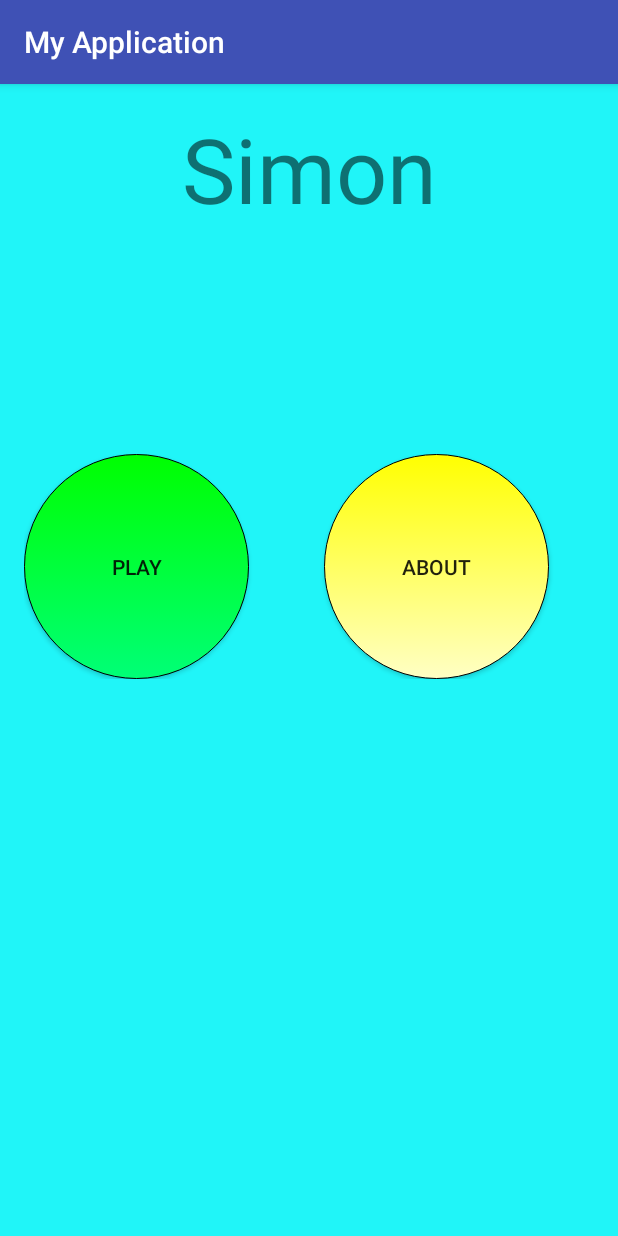
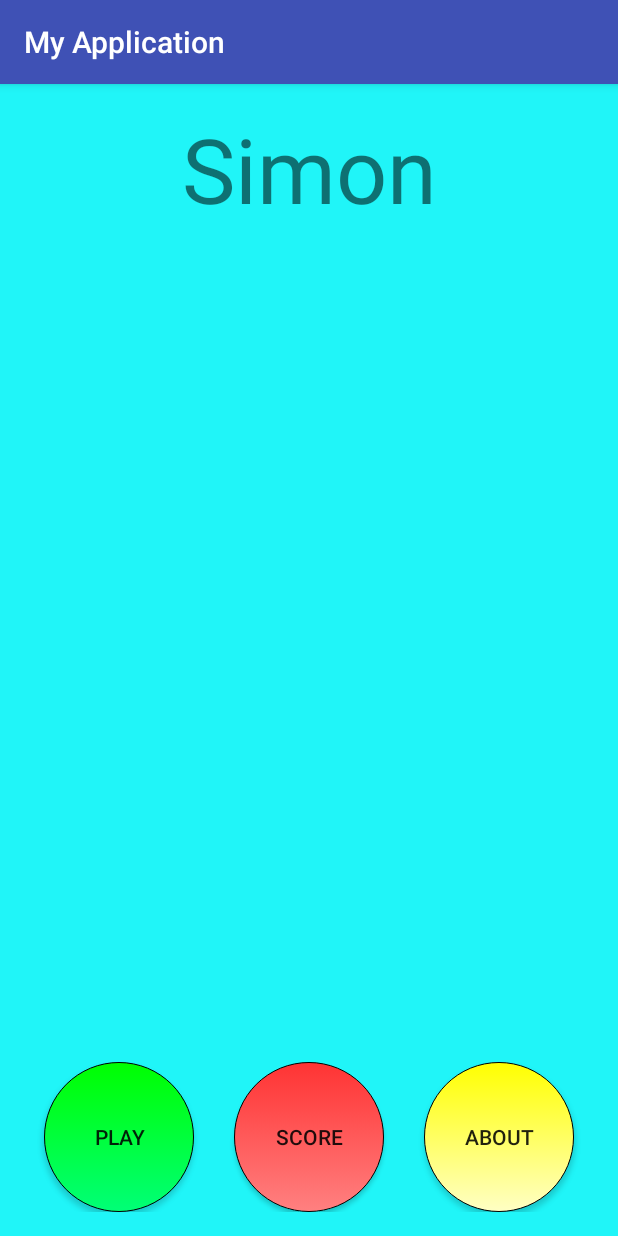
Before and after one commit to Rivalremi/Appz, an Android app: the screen it shows after launch (MainMenu), on a phone screen of 412 x 824 dp. Run offline under Robolectric (Android 15) with nearby library versions, the phone set to English and light mode, and no system bars.

Commit message:
- fixed game mechanics  - rearranged game buttons  - added to high score button in main menu.  - got a sudden realization  - got invaded by dog

```diff
--- a/app/src/main/java/com/example/admin/myapplication/MainMenu.java
+++ b/app/src/main/java/com/example/admin/myapplication/MainMenu.java
@@ -4,13 +4,18 @@ package com.example.admin.myapplication;
 import android.content.Intent;
 import android.support.v7.app.AppCompatActivity;
 import android.os.Bundle;
+import android.transition.TransitionManager;
 import android.view.View;
+import android.view.animation.AnimationUtils;
+import android.view.animation.TranslateAnimation;
+import android.widget.Button;
 import android.widget.TextView;
 
 public class MainMenu extends AppCompatActivity {
 
     Intent toAbout;
     Intent toGame;
+    Intent toHighScore;
     TextView Title;
 
     @Override
@@ -19,6 +24,7 @@ public class MainMenu extends AppCompatActivity {
         setContentView(R.layout.activity_main_menu);
         toAbout = new Intent(this , AboutPage.class);
         toGame = new Intent(this , MainActivity.class);
+        toHighScore = new Intent(this, HighScoreShow.class);
         Title = (TextView)findViewById(R.id.Title);
     }
     public void About(View v){
@@ -31,6 +37,11 @@ public class MainMenu extends AppCompatActivity {
         overridePendingTransition(R.anim.slide_in,R.anim.slide_out_right);
         finish();
     }
+    public void HighScore (View v){
+        startActivity(toHighScore);
+        overridePendingTransition(R.anim.slide_in_down, R.anim.slide_out_up);
+        finish();
+    }
 
 
 }
--- /dev/null
+++ b/app/src/main/res/anim/slide_in_down.xml
@@ -0,0 +1,5 @@
+<?xml version="1.0" encoding="utf-8"?>
+<set xmlns:android="http://schemas.android.com/apk/res/android">
+    <translate android:duration="500" android:fromYDelta="100%" android:toYDelta="0%"/>
+    <alpha android:duration="1000" android:fromAlpha="0.0" android:toAlpha="1.0"/>
+</set>
--- /dev/null
+++ b/app/src/main/res/anim/slide_out_up.xml
@@ -0,0 +1,5 @@
+<?xml version="1.0" encoding="utf-8"?>
+<set xmlns:android="http://schemas.android.com/apk/res/android">
+    <translate android:duration="400" android:fromYDelta="0%" android:toYDelta="100%"/>
+    <alpha android:duration="1000" android:fromAlpha="1.0" android:toAlpha="0.0"/>
+</set>
--- a/app/src/main/res/layout/activity_main_menu.xml
+++ b/app/src/main/res/layout/activity_main_menu.xml
@@ -19,26 +19,45 @@
         android:gravity="center"/>
 
     <LinearLayout
-        android:paddingTop="150sp"
+        android:paddingTop="100sp"
         android:layout_width="match_parent"
-        android:layout_height="wrap_content"
-        android:orientation="horizontal">
-
+        android:layout_height="match_parent"
+        android:orientation="horizontal"
+        android:gravity="bottom|center">
+        <RelativeLayout
+            android:layout_width="match_parent"
+            android:layout_height="wrap_content"
+            android:gravity="center"
+            android:layout_weight="1">
         <Button android:onClick="PlayGame"
             android:layout_gravity="center"
-            android:layout_width="150sp"
-            android:layout_height="150sp"
+            android:layout_width="100sp"
+            android:layout_height="100sp"
             android:text="Play"
             android:background="@drawable/shapegreen" />
+        </RelativeLayout>
+        <RelativeLayout
+            android:layout_width="match_parent"
+            android:layout_height="wrap_content"
+            android:gravity="center"
+            android:layout_weight="1">
+            <Button android:onClick="HighScore"
+                android:layout_width="100sp"
+                android:layout_height="100sp"
+                android:background="@drawable/red"
+                android:text="Score"/>
+        </RelativeLayout>
 
+        <RelativeLayout
+            android:layout_width="match_parent"
+            android:layout_height="wrap_content"
+            android:gravity="center"
+            android:layout_weight="1">
         <Button android:onClick="About"
-            android:layout_width="150sp"
-            android:layout_height="150sp"
+            android:layout_width="100sp"
+            android:layout_height="100sp"
             android:background="@drawable/shapeyellow"
-            android:text="About"
-            android:layout_marginLeft="50sp"/>
-
-
+            android:text="About" />
+        </RelativeLayout>
 </LinearLayout>
-
 </LinearLayout>
```
Also changed, not shown: app/src/main/java/com/example/admin/myapplication/HighScoreShow.java (+23 -12 lines), app/src/main/java/com/example/admin/myapplication/MainActivity.java (+57 -43 lines), app/src/main/res/layout/activity_about_page.xml (+8 -3 lines), app/src/main/res/layout/activity_high_score_show.xml (+16 -4 lines).
